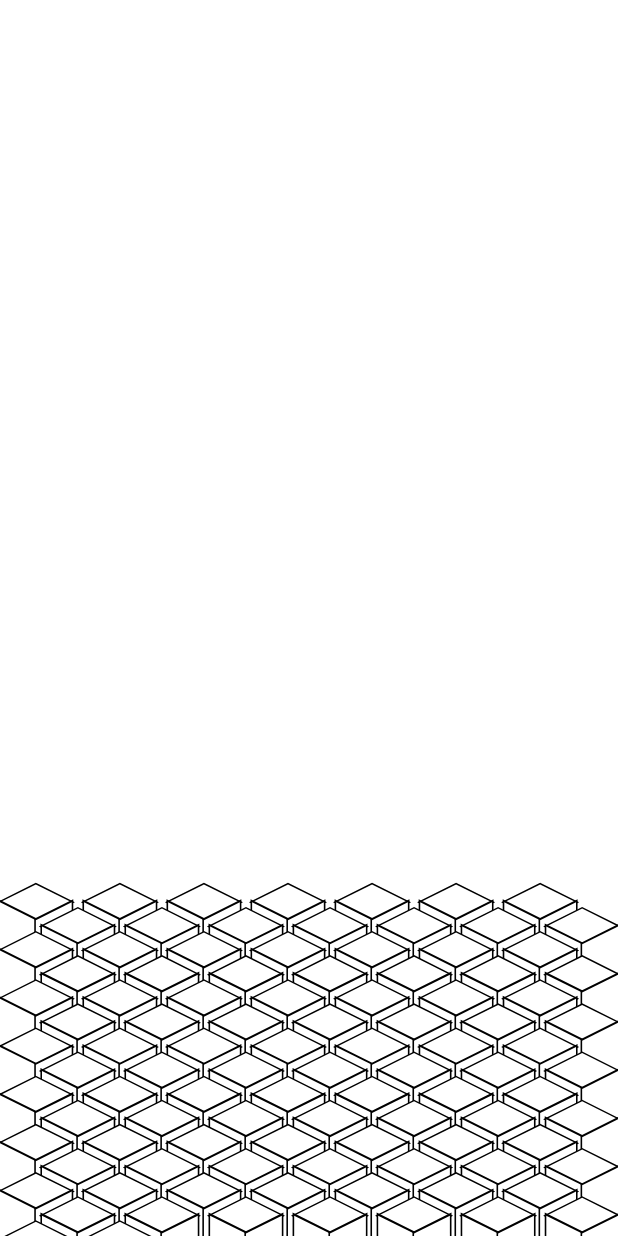
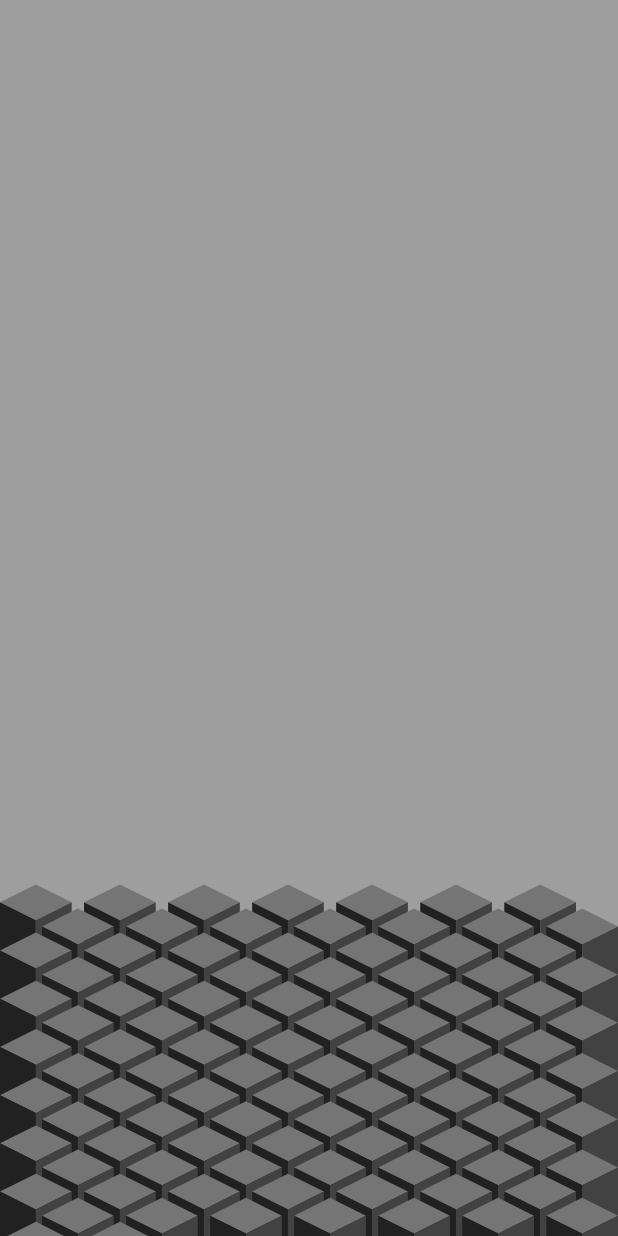
Before and after one commit to Roaa94/gen_art_canvas, a Flutter app: the screen it shows after launch, on a phone screen of 412 x 824 dp. Run offline on Flutter 3.47's test engine with Material 2 defaults, Android fonts, the phone set to English and light mode, and no system bars; our stand-ins replace equatable, firebase_core; accounts and stored records are empty.

Commit message:
refactor: create & use CuboidsCanvasSettings model

```diff
--- /dev/null
+++ b/lib/cuboids/models/cuboids_canvas_settings.dart
@@ -0,0 +1,21 @@
+import 'package:equatable/equatable.dart';
+import 'package:flutter/material.dart';
+
+class CuboidsCanvasSettings extends Equatable {
+  const CuboidsCanvasSettings({
+    this.cuboidsTotalCount = 100,
+    this.maxRandomYOffset = 170,
+    this.defaultPrimaryColor = Colors.grey,
+  });
+
+  final int cuboidsTotalCount;
+  final double maxRandomYOffset;
+  final MaterialColor defaultPrimaryColor;
+
+  @override
+  List<Object?> get props => [
+        cuboidsTotalCount,
+        maxRandomYOffset,
+        defaultPrimaryColor,
+      ];
+}
--- a/lib/cuboids_gen_art_canvas.dart
+++ b/lib/cuboids_gen_art_canvas.dart
@@ -1,20 +1,19 @@
 import 'dart:math';
 
 import 'package:flutter/material.dart';
+import 'package:gen_art_canvas/cuboids/models/cuboids_canvas_settings.dart';
 
 class CuboidsGenArtCanvas extends StatefulWidget {
-  CuboidsGenArtCanvas({
+  const CuboidsGenArtCanvas({
     super.key,
-    this.cuboidsTotalCount = 100,
-    this.maxRandomYOffset = 170,
     this.initialGap = 40,
     this.direction = Axis.vertical,
-  }) : assert(cuboidsTotalCount.isEven);
+    required this.settings,
+  });
 
   final Axis direction;
-  final int cuboidsTotalCount;
-  final double maxRandomYOffset;
   final double initialGap;
+  final CuboidsCanvasSettings settings;
 
   @override
   State<CuboidsGenArtCanvas> createState() => _CuboidsGenArtCanvasState();
@@ -34,13 +33,20 @@ class _CuboidsGenArtCanvasState extends State<CuboidsGenArtCanvas>
           animationStatus == AnimationStatus.reverse) {
         setState(() {
           randomYOffsets = List.generate(
-            widget.cuboidsTotalCount,
-            (index) => random.nextDoubleRange(widget.maxRandomYOffset),
+            widget.settings.cuboidsTotalCount,
+            (index) => random.nextDoubleRange(widget.settings.maxRandomYOffset),
           );
         });
       }
       animationStatus = animationController.status;
     }
+  }
+
+  List<double> _generateRandomYOffsets() {
+    return List.generate(
+      widget.settings.cuboidsTotalCount,
+      (index) => random.nextDoubleRange(widget.settings.maxRandomYOffset),
+    );
   }
 
   @override
@@ -52,21 +58,15 @@ class _CuboidsGenArtCanvasState extends State<CuboidsGenArtCanvas>
     );
     animationController.repeat(reverse: true);
     animationController.addListener(_animationControllerListener);
-    randomYOffsets = List.generate(
-      widget.cuboidsTotalCount,
-      (index) => random.nextDoubleRange(widget.maxRandomYOffset),
-    );
+    randomYOffsets = _generateRandomYOffsets();
   }
 
   @override
   void didUpdateWidget(covariant CuboidsGenArtCanvas oldWidget) {
     super.didUpdateWidget(oldWidget);
-    if (oldWidget.cuboidsTotalCount != widget.cuboidsTotalCount) {
+    if (oldWidget.settings != widget.settings) {
       setState(() {
-        randomYOffsets = List.generate(
-          widget.cuboidsTotalCount,
-          (index) => random.nextDoubleRange(widget.maxRandomYOffset),
-        );
+        randomYOffsets = _generateRandomYOffsets();
       });
     }
   }
@@ -80,13 +80,26 @@ class _CuboidsGenArtCanvasState extends State<CuboidsGenArtCanvas>
 
   @override
   Widget build(BuildContext context) {
-    return CustomPaint(
-      painter: GenArtCanvasPainter(
-        randomYOffsets: randomYOffsets,
-        maxRandomYOffset: widget.maxRandomYOffset,
-        cuboidsTotalCount: widget.cuboidsTotalCount,
-        initialGap: widget.initialGap,
-        animationController: animationController,
+    const ratio = 1080 / 1920;
+
+    return ColoredBox(
+      color: widget.settings.defaultPrimaryColor,
+      child: Align(
+        alignment: Alignment.bottomCenter,
+        child: FittedBox(
+          child: SizedBox(
+            width: MediaQuery.of(context).size.width,
+            height: MediaQuery.of(context).size.width * ratio,
+            child: CustomPaint(
+              painter: GenArtCanvasPainter(
+                randomYOffsets: randomYOffsets,
+                settings: widget.settings,
+                initialGap: widget.initialGap,
+                animationController: animationController,
+              ),
+            ),
+          ),
+        ),
       ),
     );
   }
@@ -94,19 +107,18 @@ class _CuboidsGenArtCanvasState extends State<CuboidsGenArtCanvas>
 
 class GenArtCanvasPainter extends CustomPainter {
   GenArtCanvasPainter({
-    this.cuboidsTotalCount = 0,
+    required this.settings,
     this.initialGap = 10,
     this.yScale = 0.5,
-    this.maxRandomYOffset = 50,
     required this.randomYOffsets,
     required AnimationController animationController,
-  })  : assert(randomYOffsets.length == cuboidsTotalCount),
+  })  : assert(randomYOffsets.length == settings.cuboidsTotalCount),
         animation = CurvedAnimation(
           parent: animationController,
           curve: Curves.easeInOut,
         ),
-        cuboidsCrossAxisCount = sqrt(cuboidsTotalCount / 2).toInt(),
-        cuboidsMainAxisCount = (2 * cuboidsTotalCount).toInt(),
+        cuboidsCrossAxisCount = sqrt(settings.cuboidsTotalCount / 2).toInt(),
+        cuboidsMainAxisCount = (2 * settings.cuboidsTotalCount).toInt(),
         super(repaint: animationController);
 
   /// If [direction] is [Axis.vertical], this will be the number
@@ -121,18 +133,11 @@ class GenArtCanvasPainter extends CustomPainter {
   /// of cuboids on the vertical axis
   final int cuboidsCrossAxisCount;
 
-  final int cuboidsTotalCount;
+  final CuboidsCanvasSettings settings;
   final double initialGap;
   final double yScale;
-  final double maxRandomYOffset;
   late final Animation<double> animation;
   final List<double> randomYOffsets;
-
-  final strokePaint = Paint()
-    ..color = Colors.black
-    ..style = PaintingStyle.stroke
-    ..strokeWidth = 3;
-  final fillPaint = Paint()..color = Colors.white;
 
   final skewedScaleX = 0.5 * sqrt(2);
 
@@ -142,7 +147,7 @@ class GenArtCanvasPainter extends CustomPainter {
     final diagonal = (size.width - (gap * (cuboidsCrossAxisCount - 1 + 0.5))) /
         (cuboidsCrossAxisCount + 0.5);
 
-    for (int index = 0; index < cuboidsTotalCount; index++) {
+    for (int index = 0; index < settings.cuboidsTotalCount; index++) {
       int j = index ~/ cuboidsCrossAxisCount;
       int i = index % cuboidsCrossAxisCount;
 
@@ -164,34 +169,38 @@ class GenArtCanvasPainter extends CustomPainter {
 
   _paintCuboid(Canvas canvas, Size size, double diagonal) {
     final side = diagonal / sqrt(2);
-    final initialRect = Path()..addRect(Rect.fromLTWH(0, 0, side, side));
+    final topFacePath = Path()..addRect(Rect.fromLTWH(0, 0, side, side));
+    final topFacePaint = Paint()..color = settings.defaultPrimaryColor.shade600;
     // Paint top face
     canvas.save();
     canvas.translate(diagonal / 2, 0.0);
     canvas.scale(1.0, yScale);
     canvas.rotate(45 * pi / 180);
-    canvas.drawPath(initialRect, strokePaint);
-    canvas.drawPath(initialRect, fillPaint);
+    canvas.drawPath(topFacePath, topFacePaint);
     canvas.restore();
 
     // Paint left face
-    final leftPath = Path()..addRect(Rect.fromLTWH(0, 0, side, size.height));
+    final leftFacePath = Path()
+      ..addRect(Rect.fromLTWH(0, 0, side, size.height));
+    final leftFacePaint = Paint()
+      ..color = settings.defaultPrimaryColor.shade900;
     canvas.save();
     canvas.translate(0, diagonal / 2 * yScale);
     canvas.skew(0.0, yScale);
     canvas.scale(skewedScaleX, 1.0);
-    canvas.drawPath(leftPath, strokePaint);
-    canvas.drawPath(leftPath, fillPaint);
+    canvas.drawPath(leftFacePath, leftFacePaint);
     canvas.restore();
 
     // Paint right face
-    final rightPath = Path()..addRect(Rect.fromLTWH(0, 0, side, size.height));
+    final rightFacePath = Path()
+      ..addRect(Rect.fromLTWH(0, 0, side, size.height));
+    final rightFacePaint = Paint()
+      ..color = settings.defaultPrimaryColor.shade800;
     canvas.save();
     canvas.translate(diagonal / 2, diagonal * yScale);
     canvas.skew(0.0, -yScale);
     canvas.scale(skewedScaleX, 1.0);
-    canvas.drawPath(rightPath, strokePaint);
-    canvas.drawPath(rightPath, fillPaint);
+    canvas.drawPath(rightFacePath, rightFacePaint);
     canvas.restore();
   }
 
--- a/lib/home_page.dart
+++ b/lib/home_page.dart
@@ -1,6 +1,5 @@
-import 'dart:math';
-
 import 'package:flutter/material.dart';
+import 'package:gen_art_canvas/cuboids/models/cuboids_canvas_settings.dart';
 import 'package:gen_art_canvas/cuboids_gen_art_canvas.dart';
 
 class HomePage extends StatelessWidget {
@@ -8,19 +7,10 @@ class HomePage extends StatelessWidget {
 
   @override
   Widget build(BuildContext context) {
-    const ratio = 1080/1920;
     return Scaffold(
-      body: Align(
-        alignment: Alignment.bottomCenter,
-        child: FittedBox(
-          child: SizedBox(
-            width: MediaQuery.of(context).size.width,
-            height: MediaQuery.of(context).size.width * ratio,
-            child: CuboidsGenArtCanvas(
-              initialGap: MediaQuery.of(context).size.width * 0.02,
-            ),
-          ),
-        ),
+      body: CuboidsGenArtCanvas(
+        settings: const CuboidsCanvasSettings(),
+        initialGap: MediaQuery.of(context).size.width * 0.02,
       ),
     );
   }
```
Also changed, not shown: pubspec.yaml (+1 -69 lines), pubspec.lock.
